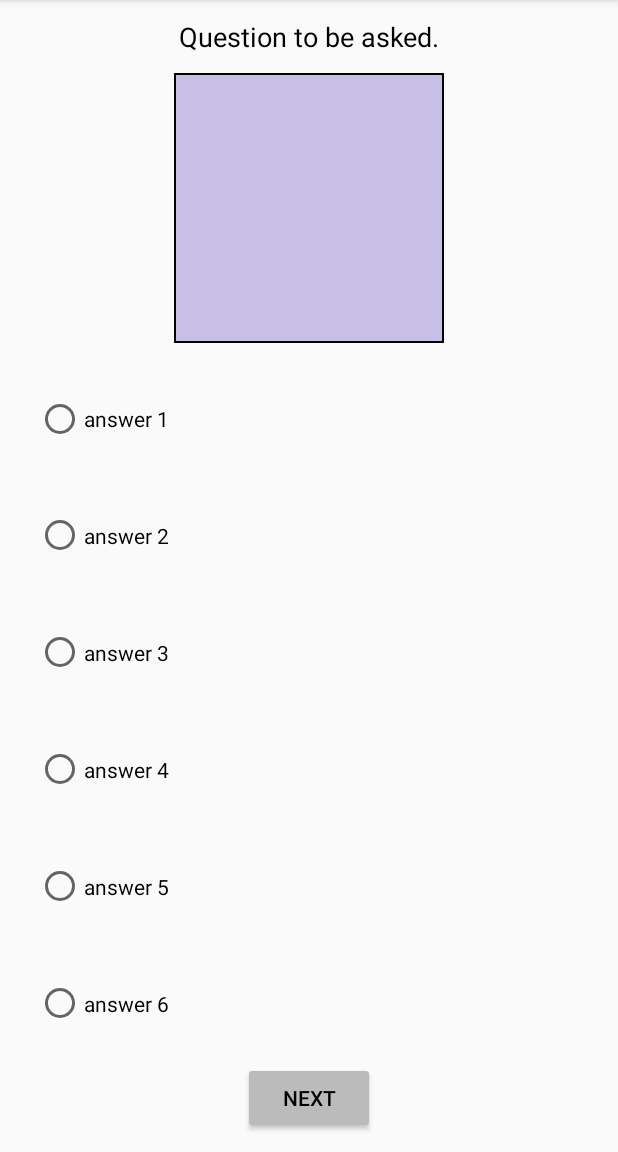
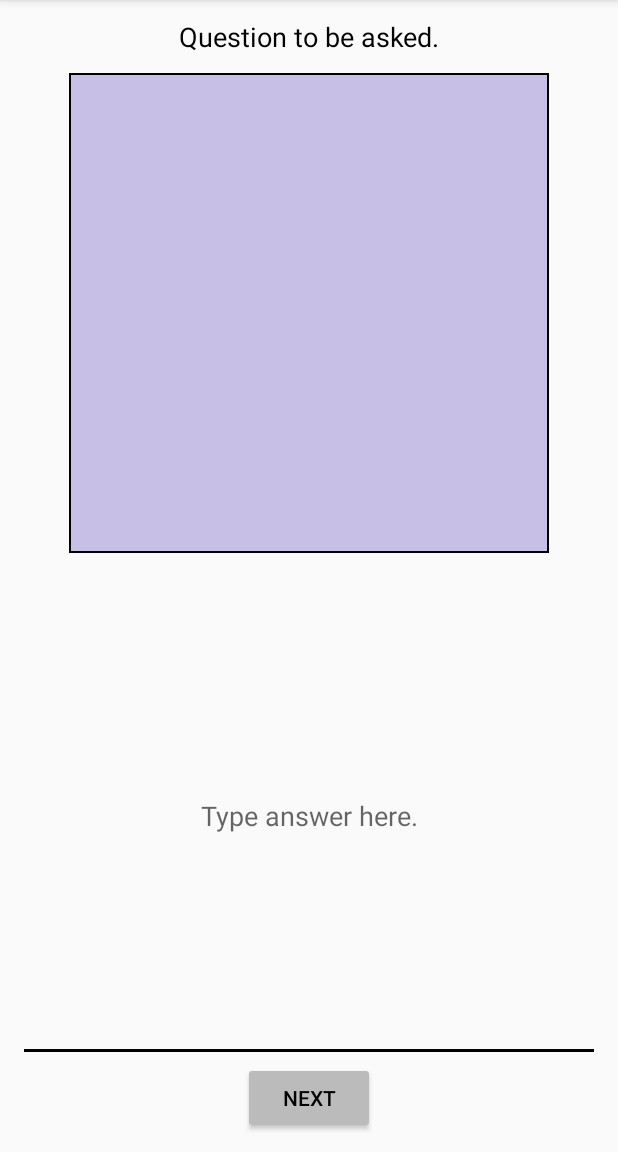
Before and after one commit to ADDPALADIN1983/LordoftheRingsnerdquiz, an Android app: the screen it shows after launch (MainActivity), on a phone screen of 412 x 824 dp, the part 84-1236 px from its top. Run offline under Robolectric (Android 15) with nearby library versions, the phone set to English and light mode, and no system bars.

Commit message:
Check box and edit text variations written

```diff
--- a/app/src/main/res/layout/activity_main.xml
+++ b/app/src/main/res/layout/activity_main.xml
@@ -17,7 +17,7 @@
         android:textSize="18sp" />
 
     <ImageView
-        android:id="@+id/image_for_question"
+        android:id="@+id/small_image_for_question"
         android:layout_width="180dp"
         android:layout_height="180dp"
         android:layout_below="@+id/question"
@@ -26,17 +26,31 @@
         android:background="@color/black"
         android:padding="1dp"
         android:scaleType="centerCrop"
-        android:src="@drawable/placeholder" />
+        android:src="@drawable/placeholder"
+        android:visibility="gone" />
+
+    <ImageView
+        android:id="@+id/large_image_for_question"
+        android:layout_width="320dp"
+        android:layout_height="320dp"
+        android:layout_below="@+id/question"
+        android:layout_centerHorizontal="true"
+        android:layout_margin="@dimen/perimeter_margin"
+        android:background="@color/black"
+        android:padding="1dp"
+        android:scaleType="centerCrop"
+        android:src="@drawable/placeholder"
+        android:visibility="visible" />
 
     <RelativeLayout
-        android:id="@+id/answer_options_container"
+        android:id="@+id/radio_button_answers_container"
         android:layout_width="match_parent"
         android:layout_height="wrap_content"
-        android:layout_below="@+id/image_for_question"
+        android:layout_above="@+id/next_button"
+        android:layout_below="@+id/small_image_for_question"
         android:layout_marginLeft="@dimen/perimeter_margin"
         android:layout_marginRight="@dimen/perimeter_margin"
-        android:layout_above="@+id/next_button"
-        android:visibility="visible">
+        android:visibility="gone">
 
         <LinearLayout
             android:layout_width="match_parent"
@@ -53,38 +67,38 @@
                 <RadioButton
                     android:id="@+id/radio_1"
                     android:layout_width="wrap_content"
-                    android:layout_weight="1"
-                    android:layout_height="0dp" />
+                    android:layout_height="0dp"
+                    android:layout_weight="1" />
 
                 <RadioButton
                     android:id="@+id/radio_2"
                     android:layout_width="wrap_content"
-                    android:layout_weight="1"
-                    android:layout_height="0dp" />
+                    android:layout_height="0dp"
+                    android:layout_weight="1" />
 
                 <RadioButton
                     android:id="@+id/radio_3"
                     android:layout_width="wrap_content"
-                    android:layout_weight="1"
-                    android:layout_height="0dp" />
+                    android:layout_height="0dp"
+                    android:layout_weight="1" />
 
                 <RadioButton
                     android:id="@+id/radio_4"
                     android:layout_width="wrap_content"
-                    android:layout_weight="1"
-                    android:layout_height="0dp" />
+                    android:layout_height="0dp"
+                    android:layout_weight="1" />
 
                 <RadioButton
                     android:id="@+id/radio_5"
                     android:layout_width="wrap_content"
-                    android:layout_weight="1"
-                    android:layout_height="0dp" />
+                    android:layout_height="0dp"
+                    android:layout_weight="1" />
 
                 <RadioButton
                     android:id="@+id/radio_6"
                     android:layout_width="wrap_content"
-                    android:layout_weight="1"
-                    android:layout_height="0dp" />
+                    android:layout_height="0dp"
+                    android:layout_weight="1" />
             </RadioGroup>
 
             <LinearLayout
@@ -127,6 +141,7 @@
                     android:layout_weight="1"
                     android:gravity="center_vertical"
                     android:text="answer 5" />
+
                 <TextView
                     android:layout_width="match_parent"
                     android:layout_height="wrap_content"
@@ -140,6 +155,122 @@
 
     </RelativeLayout>
 
+    <RelativeLayout
+        android:id="@+id/check_box_answers_container"
+        android:layout_width="match_parent"
+        android:layout_height="wrap_content"
+        android:layout_above="@+id/next_button"
+        android:layout_below="@+id/small_image_for_question"
+        android:layout_marginLeft="@dimen/perimeter_margin"
+        android:layout_marginRight="@dimen/perimeter_margin"
+        android:visibility="gone">
+
+
+        <LinearLayout
+            android:id="@+id/check_boxes"
+            android:layout_width="wrap_content"
+            android:layout_height="match_parent"
+            android:orientation="vertical">
+
+            <CheckBox
+                android:id="@+id/check_box_1"
+                android:layout_width="wrap_content"
+                android:layout_height="0dp"
+                android:layout_weight="1" />
+
+            <CheckBox
+                android:id="@+id/check_box_2"
+                android:layout_width="wrap_content"
+                android:layout_height="0dp"
+                android:layout_weight="1" />
+
+            <CheckBox
+                android:id="@+id/check_box_3"
+                android:layout_width="wrap_content"
+                android:layout_height="0dp"
+                android:layout_weight="1" />
+
+            <CheckBox
+                android:id="@+id/check_box_4"
+                android:layout_width="wrap_content"
+                android:layout_height="0dp"
+                android:layout_weight="1" />
+
+            <CheckBox
+                android:id="@+id/check_box_5"
+                android:layout_width="wrap_content"
+                android:layout_height="0dp"
+                android:layout_weight="1" />
+
+            <CheckBox
+                android:id="@+id/check_box_6"
+                android:layout_width="wrap_content"
+                android:layout_height="0dp"
+                android:layout_weight="1" />
+        </LinearLayout>
+
+        <LinearLayout
+
+            android:layout_width="match_parent"
+            android:layout_height="match_parent"
+            android:layout_toRightOf="@+id/check_boxes"
+            android:orientation="vertical">
+
+            <TextView
+                android:layout_width="match_parent"
+                android:layout_height="wrap_content"
+                android:layout_weight="1"
+                android:gravity="center_vertical"
+                android:text="answer 1" />
+
+            <TextView
+                android:layout_width="match_parent"
+                android:layout_height="wrap_content"
+                android:layout_weight="1"
+                android:gravity="center_vertical"
+                android:text="answer 2" />
+
+            <TextView
+                android:layout_width="match_parent"
+                android:layout_height="wrap_content"
+                android:layout_weight="1"
+                android:gravity="center_vertical"
+                android:text="answer 3" />
+
+            <TextView
+                android:layout_width="match_parent"
+                android:layout_height="wrap_content"
+                android:layout_weight="1"
+                android:gravity="center_vertical"
+                android:text="answer 4" />
+
+            <TextView
+                android:layout_width="match_parent"
+                android:layout_height="wrap_content"
+                android:layout_weight="1"
+                android:gravity="center_vertical"
+                android:text="answer 5" />
+
+            <TextView
+                android:layout_width="match_parent"
+                android:layout_height="wrap_content"
+                android:layout_weight="1"
+                android:gravity="center_vertical"
+                android:text="answer 6" />
+        </LinearLayout>
+    </RelativeLayout>
+
+    <EditText
+        android:id="@+id/typed_in_answer"
+        android:layout_width="match_parent"
+        android:layout_height="wrap_content"
+        android:layout_above="@+id/next_button"
+        android:layout_below="@+id/large_image_for_question"
+        android:layout_marginLeft="@dimen/perimeter_margin"
+        android:layout_marginRight="@dimen/perimeter_margin"
+        android:gravity="center"
+        android:hint="Type answer here."
+        android:visibility="visible" />
 
     <Button
         android:id="@+id/next_button"
```
